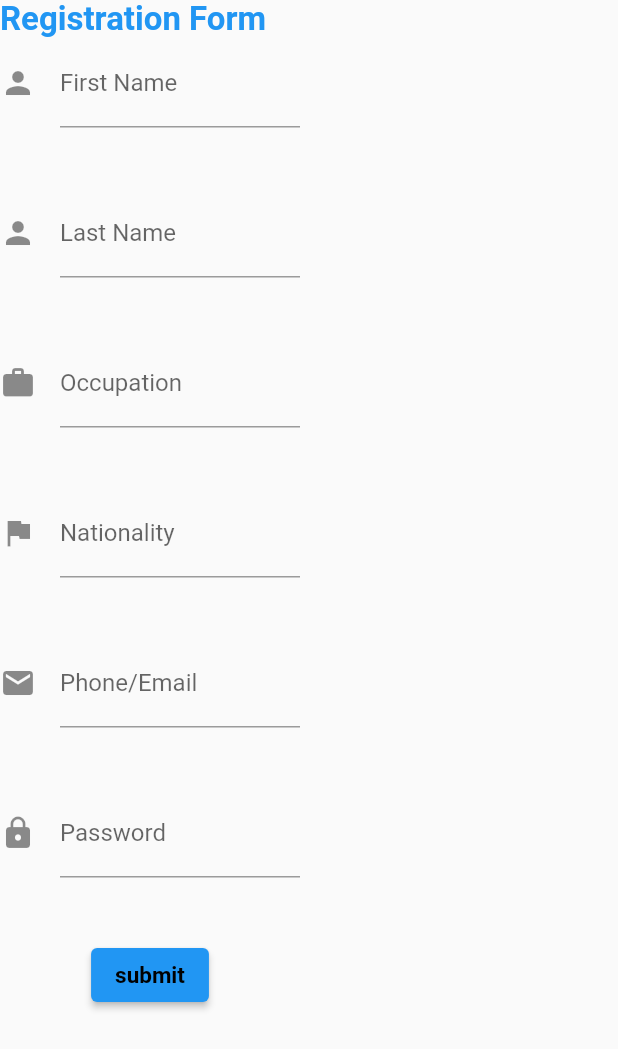
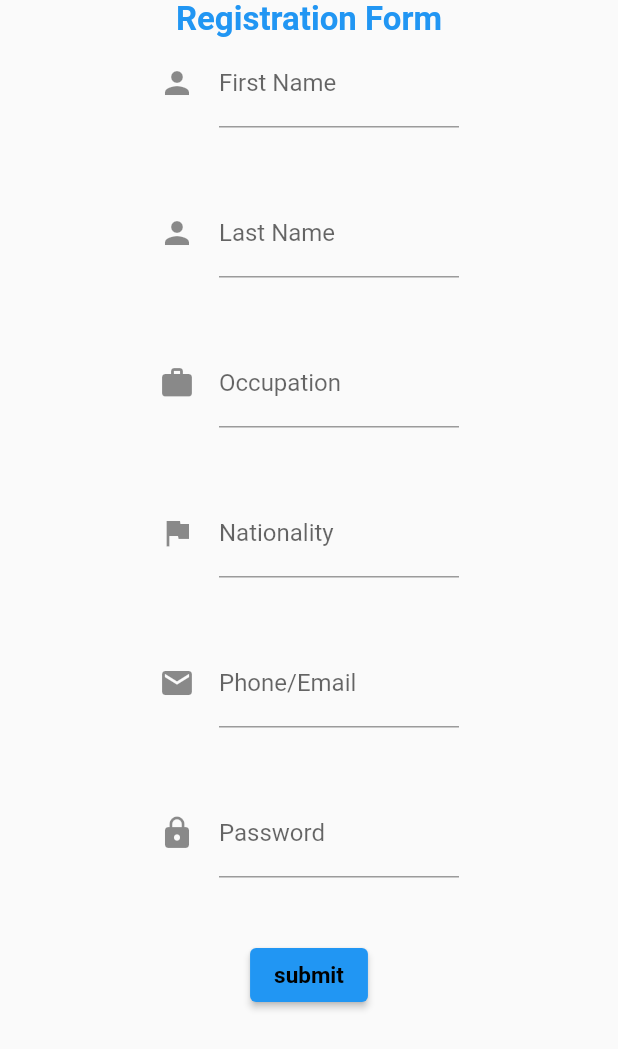
Before and after one commit to khalid-shohag/check_in, a Flutter app: the SignUp screen opened directly, on a phone screen of 412 x 824 dp. Shown: the top 1049 px of the screen. Run offline on Flutter 3.47's test engine with Material 2 defaults, Android fonts, the phone set to English and light mode, and no system bars; our stand-ins replace cloud_firestore, firebase_core; missing offline and left inert: mysql_client; accounts and stored records are empty.

Commit message:
UI changed

```diff
--- a/lib/pages/sign_up_page.dart
+++ b/lib/pages/sign_up_page.dart
@@ -61,11 +61,15 @@ class _SignUpState extends State<SignUp> {
 
 
       //color: Colors.grey,
-      body: Column(
+      body: SafeArea(
         //mainAxisAlignment: MainAxisAlignment.start,
         //crossAxisAlignment: CrossAxisAlignment.center,
+        child: SingleChildScrollView(
+          child: Column(
+            crossAxisAlignment: CrossAxisAlignment.center,
         children: [
           Row(
+            mainAxisAlignment: MainAxisAlignment.center,
             children: [
               //Padding(padding: EdgeInsets.only(right: 220)),
               Text(
@@ -82,6 +86,7 @@ class _SignUpState extends State<SignUp> {
           ),
 
           Row(
+            mainAxisAlignment: MainAxisAlignment.center,
             children: [
               Column(
                 children: [
@@ -176,8 +181,10 @@ class _SignUpState extends State<SignUp> {
             ],
           ),
         ],
+          ),
       ),
 
+    ),
     );
   }
 }
```
